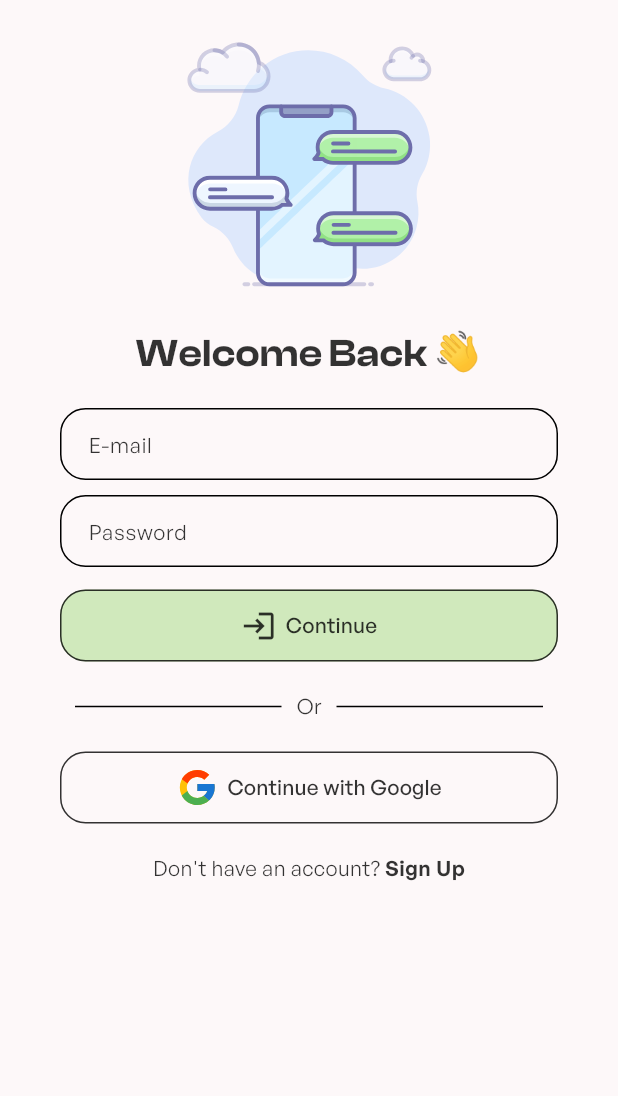
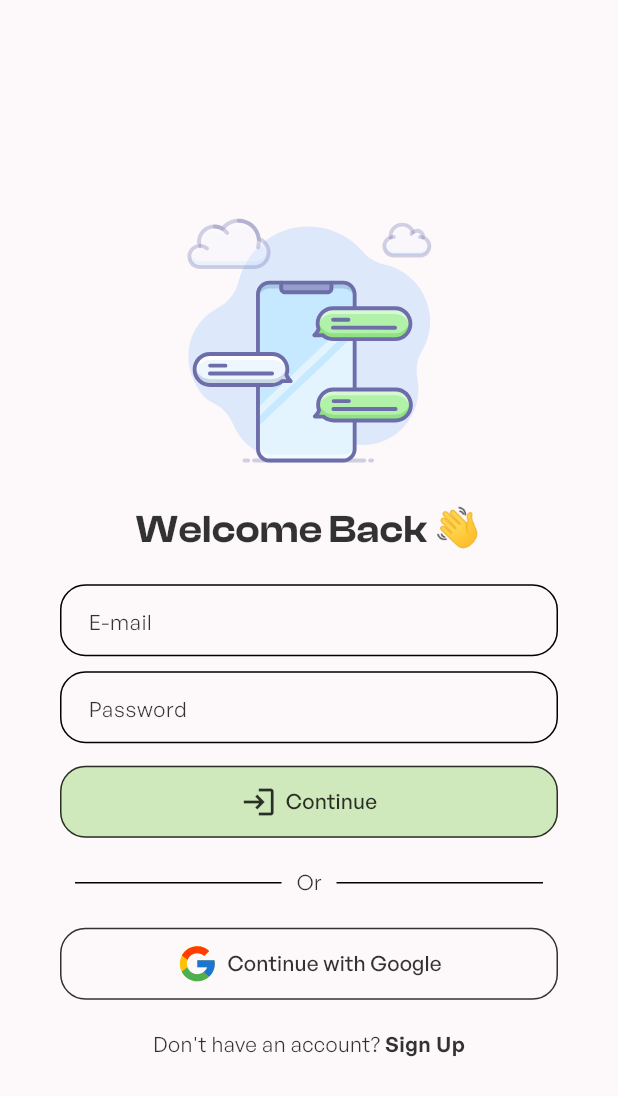
Before and after one commit to umarfarooq6519/firebase_chat_app, a Flutter app: the screen it shows after launch, on a phone screen of 412 x 824 dp. Shown: the top 1096 px of the screen. Run offline on Flutter 3.47's test engine with Material 3 defaults, Android fonts, the phone set to English and light mode, and no system bars; our stand-ins replace cloud_firestore, firebase_auth, firebase_core, flutter_dotenv, flutter_svg, google_sign_in and 1 more; accounts and stored records are empty.

Commit message:
minor UI change

```diff
--- a/lib/pages/login_page.dart
+++ b/lib/pages/login_page.dart
@@ -4,7 +4,6 @@ import 'package:chat_app/services/auth.service.dart';
 import 'package:chat_app/widgets/google_btn.dart';
 import 'package:chat_app/widgets/custom_input_field.dart';
 import 'package:chat_app/widgets/primary_btn.dart';
-import 'package:firebase_auth/firebase_auth.dart';
 
 class LoginPage extends StatefulWidget {
   final VoidCallback onToggle;
@@ -49,6 +48,8 @@ class _LoginPageState extends State<LoginPage> {
           child: Center(
             child: Padding(
               padding: const EdgeInsets.symmetric(horizontal: 40),
+              child: SizedBox(
+                height: MediaQuery.of(context).size.height,
                 child: Column(
                   mainAxisAlignment: MainAxisAlignment.center,
                   children: [
@@ -130,6 +131,7 @@ class _LoginPageState extends State<LoginPage> {
             ),
           ),
         ),
+      ),
     );
   }
 }
```
Lines whose indentation alone changed are shown as unchanged.
